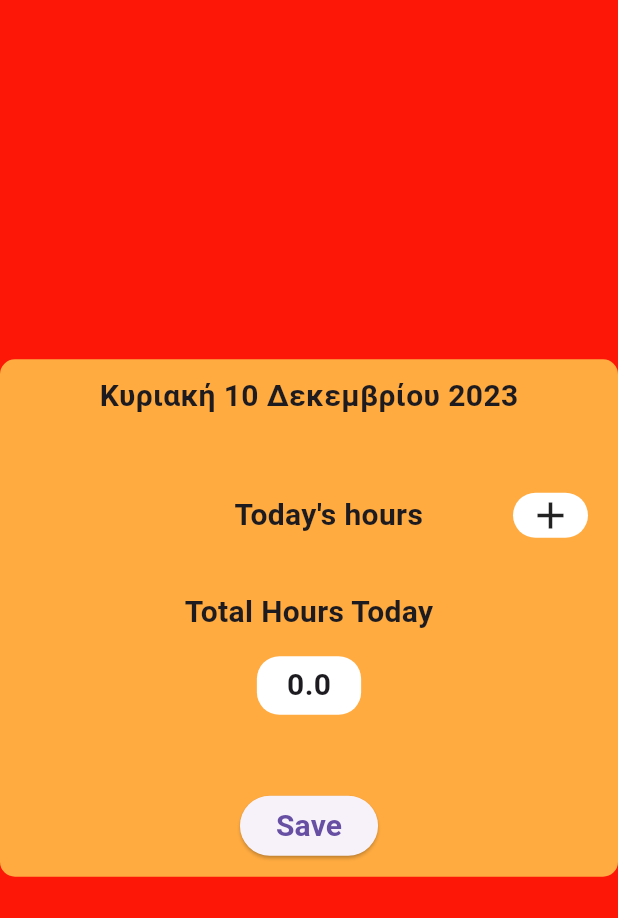
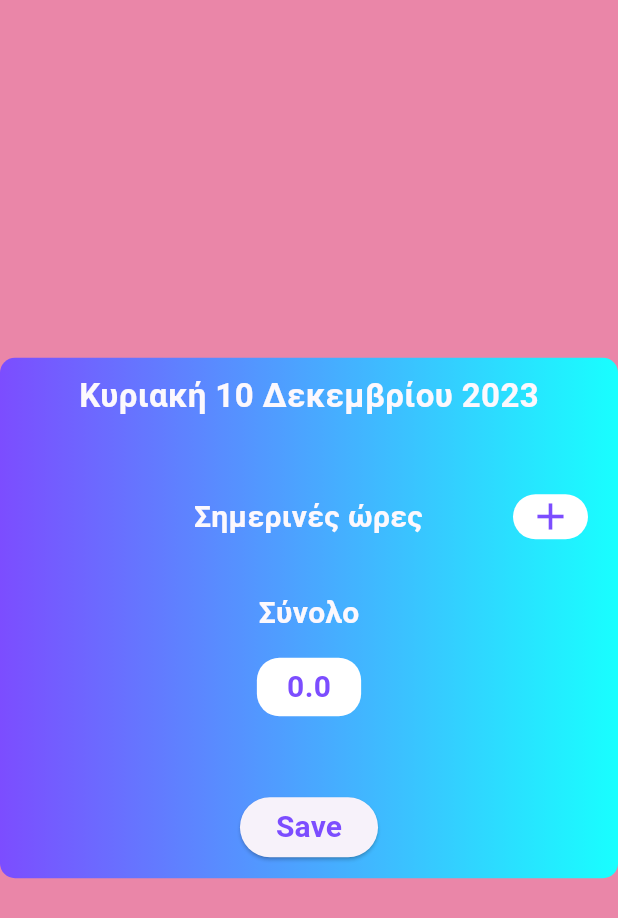
Before and after one commit to HarisMilonas/kids_app2, a Flutter app: the CalendarPage screen opened directly, after a tap on an icon or button, on a phone screen of 412 x 824 dp. Shown: the top 918 px of the screen. Run offline on Flutter 3.47's test engine with Material 3 defaults, Android fonts, the phone set to English and light mode, and no system bars; our stand-ins replace animate_do, animated_text_kit, flutter_staggered_animations, loading_animation_widget, scroll_to_index, sqflite; accounts and stored records are empty.

Commit message:
Ui colors and gifs

```diff
--- a/lib/componets/dialogs/load_calendar_page_dialog.dart
+++ b/lib/componets/dialogs/load_calendar_page_dialog.dart
@@ -23,7 +23,7 @@ void calendarDialog(BuildContext context) async {
       );
     },
   );
-  await Future.delayed(const Duration(seconds: 1));
+  await Future.delayed(const Duration(seconds: 2));
   if (context.mounted) {
     Navigator.pop(context);
   }
--- a/lib/componets/dialogs/reset_dialog.dart
+++ b/lib/componets/dialogs/reset_dialog.dart
@@ -5,7 +5,6 @@ void resetDialog(BuildContext context, void Function()? onPressed) =>
     showDialog(
         context: context,
         builder: (context) => AlertDialog(
-              backgroundColor: Colors.tealAccent,
               title: Text(
                 "Ουπς!",
                 style: TextStyle(
@@ -15,9 +14,9 @@ void resetDialog(BuildContext context, void Function()? onPressed) =>
                 mainAxisSize: MainAxisSize.min,
                 children: [
                   Text(
-                    "Αν πατησεις 'ναι' θα μηδενίσεις το χρονόμετρο.",
+                    "Αν πατησεις 'Ναι' θα μηδενίσεις το χρονόμετρο.\nΣυνέχεια;",
                     style: TextStyle(
-                        fontSize: 16,
+                        fontSize: 18,
                         color: customDialogPink(),
                         fontWeight: FontWeight.bold),
                   )
--- a/lib/main.dart
+++ b/lib/main.dart
@@ -15,9 +15,9 @@ class MyApp extends StatelessWidget {
   Widget build(BuildContext context) {
     return MaterialApp(
       theme: ThemeData(
-          scaffoldBackgroundColor: const Color.fromARGB(255, 252, 23, 7)
-          //  const Color.fromARGB(255, 234, 134, 168),
-          ),
+          // scaffoldBackgroundColor: const Color.fromARGB(255, 252, 23, 7)
+          scaffoldBackgroundColor: const Color.fromARGB(255, 234, 134, 168),
+          dialogBackgroundColor: const Color.fromARGB(255, 225, 217, 253)),
       home: const MyHomePage(),
     );
   }
--- a/lib/screens/calendar_page.dart
+++ b/lib/screens/calendar_page.dart
@@ -142,11 +142,15 @@ class _CalendarPageState extends State<CalendarPage> {
 
   ListTile headerTile(String headerTitle) {
     return ListTile(
-      tileColor: Colors.white,
+    shape: RoundedRectangleBorder(
+    borderRadius: BorderRadius.circular(15.0), // Adjust the radius as needed
+  ),
+      textColor: Colors.deepPurpleAccent,
+      tileColor: const Color.fromARGB(255, 252, 202, 254),
       title: Center(
         child: Text(
           headerTitle,
-          style: const TextStyle(fontWeight: FontWeight.bold),
+          style: const TextStyle(fontWeight: FontWeight.bold, fontSize: 19),
         ),
       ),
     );
@@ -239,7 +243,16 @@ class _CalendarPageState extends State<CalendarPage> {
           child: Column(
             mainAxisAlignment: MainAxisAlignment.center,
             mainAxisSize: MainAxisSize.min,
-            children: [Text(dayOfWeek), Text(dayOfMonth)],
+            children: [
+              Text(
+                dayOfWeek,
+                style: const TextStyle(
+                    color: Colors.deepPurple, fontWeight: FontWeight.w600),
+              ),
+              Text(dayOfMonth,
+                  style: const TextStyle(
+                      color: Colors.deepPurple, fontWeight: FontWeight.w600))
+            ],
           ),
         ),
       ),
--- a/lib/screens/edit_day_page.dart
+++ b/lib/screens/edit_day_page.dart
@@ -55,11 +55,10 @@ class _EditDayPageState extends State<EditDayPage> {
               margin: const EdgeInsets.symmetric(vertical: 20),
               padding: const EdgeInsets.all(10),
               decoration: BoxDecoration(
-                borderRadius: BorderRadius.circular(10),
-                color: Colors.orangeAccent,
-                // gradient: const LinearGradient(
-                //     colors: [Colors.deepPurpleAccent, Colors.cyanAccent])
-              ),
+                  borderRadius: BorderRadius.circular(10),
+                  // color: Colors.orangeAccent,
+                  gradient: const LinearGradient(
+                      colors: [Colors.deepPurpleAccent, Colors.cyanAccent])),
               child: SingleChildScrollView(
                 child: Column(
                   mainAxisSize: MainAxisSize.min,
@@ -67,7 +66,10 @@ class _EditDayPageState extends State<EditDayPage> {
                     Center(
                         child: Text(
                       dayTitle,
-                      style: editPageStyle(),
+                      style: const TextStyle(
+                          color: Color.fromARGB(255, 252, 248, 253),
+                          fontSize: 22,
+                          fontWeight: FontWeight.w600),
                     )),
                     SingleChildScrollView(
                       child: Form(
@@ -98,10 +100,12 @@ class _EditDayPageState extends State<EditDayPage> {
       child: Row(
         mainAxisAlignment: MainAxisAlignment.end,
         children: [
-          Text(
-            //"Σημερινές ώρες"
-            "Today's hours",
-            style: editPageStyle(),
+          const Text(
+            "Σημερινές ώρες",
+            style: TextStyle(
+                color: Color.fromARGB(255, 252, 248, 253),
+                fontSize: 20,
+                fontWeight: FontWeight.w600),
           ),
           const SizedBox(width: 60),
           InkWell(
@@ -113,6 +117,7 @@ class _EditDayPageState extends State<EditDayPage> {
               child: const Icon(
                 Icons.add,
                 size: 30,
+                color: Colors.deepPurpleAccent,
               ),
             ),
           )
@@ -166,8 +171,6 @@ class _EditDayPageState extends State<EditDayPage> {
       return;
     }
 
-
-
     Map<String, dynamic> newHours = {};
     int newDuration = 0;
 
@@ -220,10 +223,14 @@ class _EditDayPageState extends State<EditDayPage> {
       crossAxisAlignment: CrossAxisAlignment.center,
       mainAxisSize: MainAxisSize.min,
       children: [
-        Text(
-          "Total Hours Today",
-          // "Σύνολο",
-          style: editPageStyle(),
+        const Text(
+          // "Total Hours Today",
+          "Σύνολο",
+
+          style: TextStyle(
+              color: Color.fromARGB(255, 252, 248, 253),
+              fontSize: 20,
+              fontWeight: FontWeight.w600),
         ),
         const SizedBox(height: 15),
         Row(
@@ -286,13 +293,16 @@ class _EditDayPageState extends State<EditDayPage> {
             ),
             child: SizedBox(
               width: 80,
-              child: hoursTextFieldStart(startController, endController!),
+              child: hoursTextFieldStart(startController, endController),
             ),
           ),
           const SizedBox(width: 10),
-          Text(
+          const Text(
             "-",
-            style: editPageStyle(),
+            style: TextStyle(
+                color: Color.fromARGB(255, 252, 248, 253),
+                fontSize: 20,
+                fontWeight: FontWeight.w600),
           ),
           const SizedBox(width: 15),
           Container(
@@ -313,11 +323,9 @@ class _EditDayPageState extends State<EditDayPage> {
 
   TextFormField hoursTextFieldEnd(TextEditingController? endController,
       TextEditingController startController) {
-
     return TextFormField(
       keyboardType: TextInputType.datetime,
       textAlign: TextAlign.center,
-
       style: editPageStyle(),
       controller: endController,
       validator: (value) {
@@ -378,8 +386,6 @@ class _EditDayPageState extends State<EditDayPage> {
 
   TextFormField hoursTextFieldStart(TextEditingController? startController,
       TextEditingController endController) {
-
-
     return TextFormField(
       keyboardType: TextInputType.datetime,
       textAlign: TextAlign.center,
--- a/lib/styles/color_style.dart
+++ b/lib/styles/color_style.dart
@@ -1,6 +1,7 @@
 import 'dart:ui';
 
 Color customDialogPink() {
-  return const Color.fromARGB(255, 252, 23, 7);
-  // const Color.fromARGB(255, 255, 123, 167);
+  return
+  //  const Color.fromARGB(255, 252, 23, 7);
+  const Color.fromARGB(255, 226, 87, 133);
 }
--- a/lib/styles/text_styles.dart
+++ b/lib/styles/text_styles.dart
@@ -23,6 +23,7 @@ TextStyle timerStyle() {
 
 TextStyle editPageStyle() {
   return const TextStyle(
+    color: Colors.deepPurpleAccent,
     fontSize: 20,
     fontWeight: FontWeight.w700,
   );
--- a/pubspec.yaml
+++ b/pubspec.yaml
@@ -73,7 +73,7 @@ flutter:
 
   # To add assets to your application, add an assets section, like this:
   assets:
-    - images/logo.png
+    - images/
 
 
   # An image asset can refer to one or more resolution-specific "variants", see
```
Also changed, not shown: lib/componets/dialogs/complete_dialog.dart (+4 -4 lines), lib/screens/home_page.dart (+9 -6 lines), lib/screens/timer_page.dart (+72 -28 lines), images/angry-pony.gif (added), images/banana-pony.gif (added), images/bouncing-pony-still.png (added), images/bouncing-pony.gif (added), images/calendar.gif (added), images/logo.png (deleted), images/sleeping-pony-still.png (added), images/test.gif (added), 1 other file.
